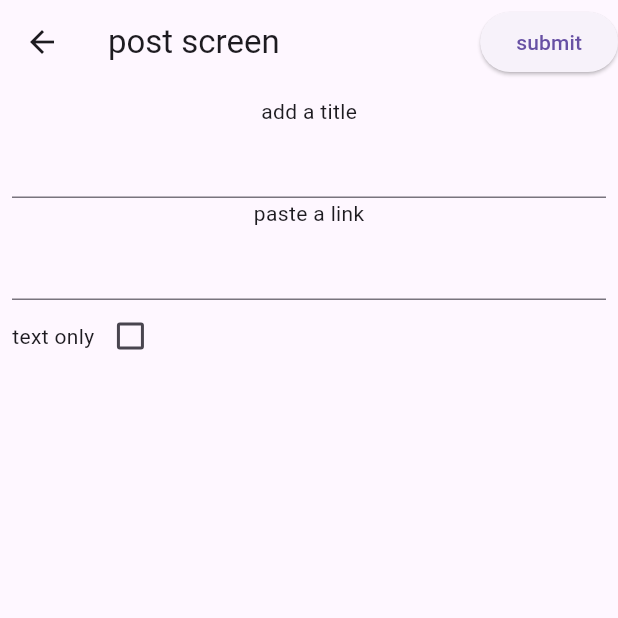
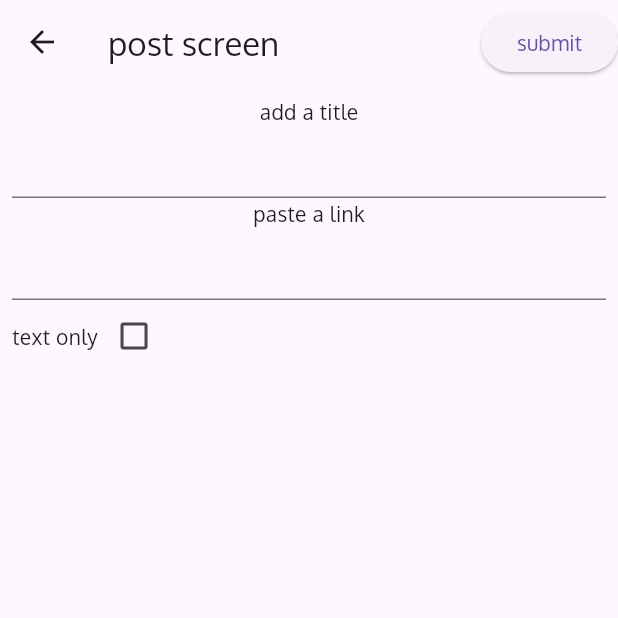
Before and after one commit to zacuel/murof, a Flutter app: the screen it shows once a user with an empty profile is signed in, after a tap on "post something", on a phone screen of 412 x 824 dp, the top half of it. Run offline on Flutter 3.47's test engine with Material 3 defaults, Android fonts, the light colour scheme and no system bars; our stand-ins replace cloud_firestore, firebase_auth, firebase_core, flutter_riverpod, fpdart; accounts and stored records are empty; generated files the repository leaves out were written again.

Commit message:
implement font

```diff
--- a/lib/article_screen.dart
+++ b/lib/article_screen.dart
@@ -6,6 +6,10 @@ import 'package:url_launcher/url_launcher.dart';
 class ArticleScreen extends ConsumerWidget {
   final Article article;
   const ArticleScreen(this.article, {super.key});
+
+  _upvote(){
+
+  }
 
   @override
   Widget build(BuildContext context, WidgetRef ref) {
--- a/lib/main.dart
+++ b/lib/main.dart
@@ -33,6 +33,7 @@ class _MyAppState extends ConsumerState<MyApp> {
   Widget build(BuildContext context) {
     return MaterialApp(
       debugShowCheckedModeBanner: false,
+      theme: ThemeData(fontFamily: "Oxygen"),
       title: "forum",
       home: ref.watch(authStateChangeProvider).when(
           data: (data) {
```
Also changed, not shown: pubspec.yaml (+4 -11 lines), assets/Oxygen-Regular.ttf (added).
